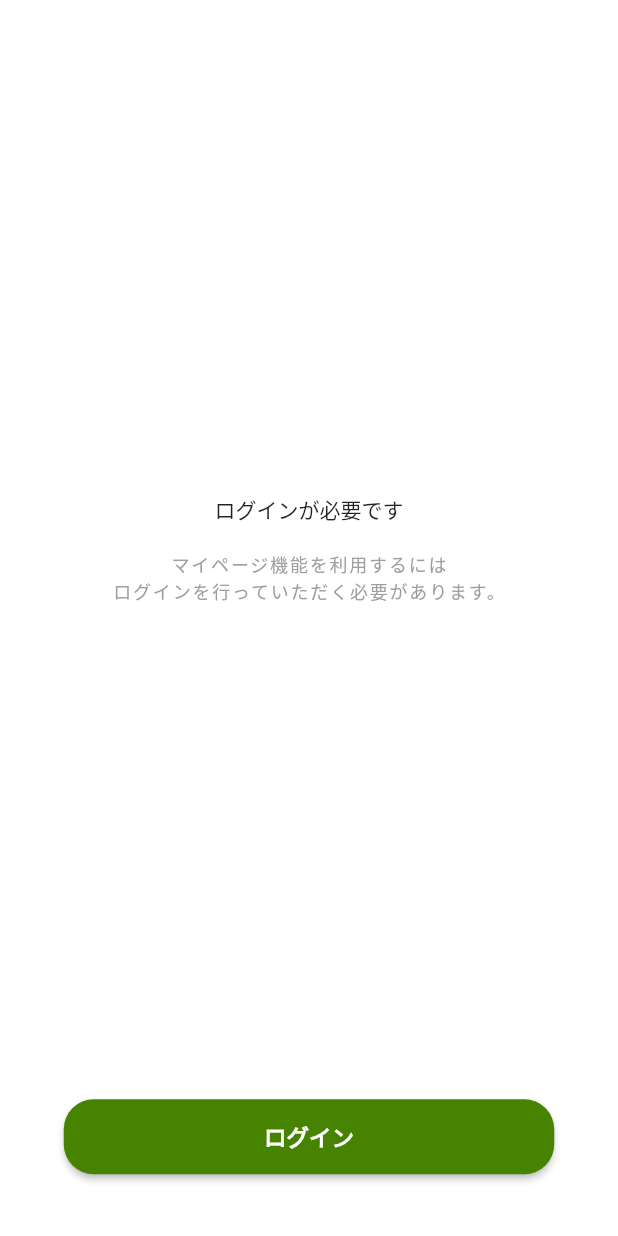
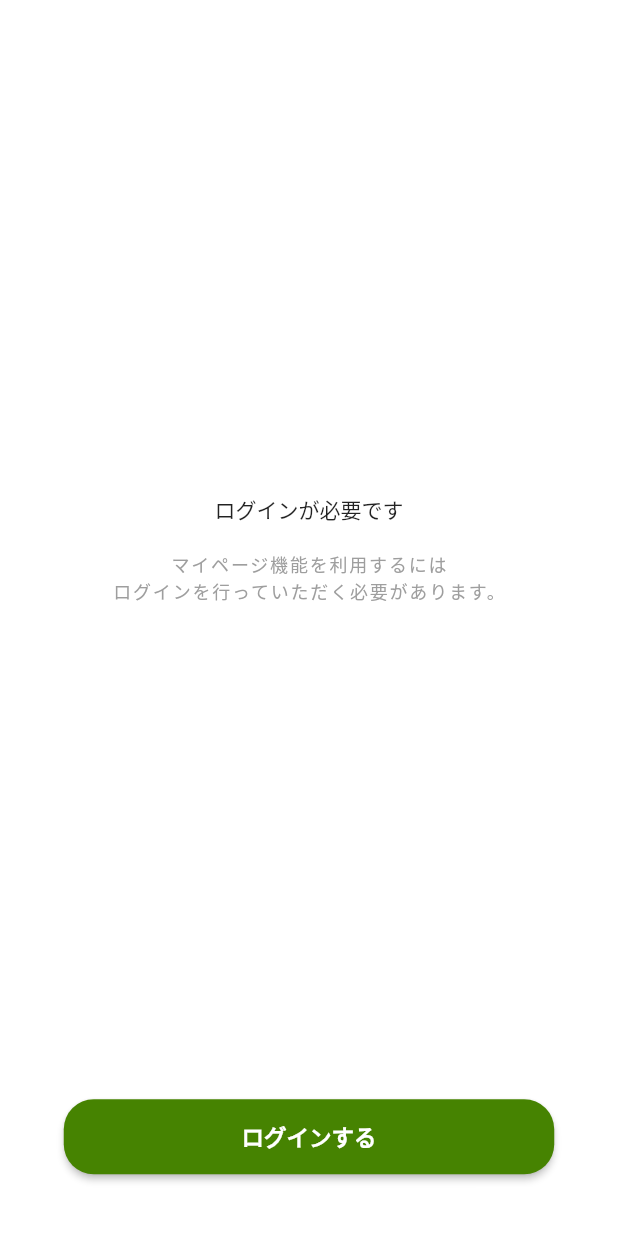
Before and after one commit to shinonome-inc/mobile_takahiro2_basic_flutter, a Flutter app: the NoLogin screen opened directly, on a phone screen of 412 x 824 dp. Run offline on Flutter 3.47's test engine with Material 2 defaults, Android fonts, the phone set to English and light mode, and no system bars; our stand-ins replace connectivity_plus, shared_preferences, webview_flutter; accounts and stored records are empty; Roboto replaces fonts that are missing (Noto Sans JP).

Commit message:
change_to_no_login_design

```diff
--- a/qiita_app/lib/components/elevated_button.dart
+++ b/qiita_app/lib/components/green_elevated_button.dart
@@ -2,7 +2,8 @@ import 'package:flutter/material.dart';
 
 class GreenElevatedButton extends StatelessWidget {
   final void Function()? onTap;
-  const GreenElevatedButton({Key? key,required this.onTap}) : super(key: key);
+  final String text;
+  const GreenElevatedButton({Key? key,required this.onTap,required this.text}) : super(key: key);
 
   @override
   Widget build(BuildContext context) {
@@ -18,9 +19,9 @@ class GreenElevatedButton extends StatelessWidget {
             borderRadius: BorderRadius.circular(20.0),
           ),
         ),
-        child: const Text(
-          '再度読み込みする',
-          style: TextStyle(
+        child: Text(
+          text,
+          style: const TextStyle(
             color: Colors.white,
             fontSize: 15,
             fontWeight: FontWeight.bold,
@@ -29,5 +30,4 @@ class GreenElevatedButton extends StatelessWidget {
       ),
     );
   }
-
 }
--- a/qiita_app/lib/components/network_error.dart
+++ b/qiita_app/lib/components/network_error.dart
@@ -1,5 +1,5 @@
 import 'package:flutter/material.dart';
-import 'package:qiita_app/components/elevated_button.dart';
+import 'package:qiita_app/components/green_elevated_button.dart';
 
 class NetworkError extends StatelessWidget {
   const NetworkError({Key? key,required this.onTapReload}) : super(key: key);
@@ -46,7 +46,7 @@ class NetworkError extends StatelessWidget {
             flex: 8,
             child: Container(),
           ),
-          GreenElevatedButton(onTap: onTapReload),
+          GreenElevatedButton(onTap: onTapReload,text: "再度読み込みをする"),
           Expanded(
             flex: 1,
             child: Container(),
--- a/qiita_app/lib/components/no_login.dart
+++ b/qiita_app/lib/components/no_login.dart
@@ -1,10 +1,10 @@
 import 'package:flutter/material.dart';
+import 'package:qiita_app/components/green_elevated_button.dart';
 import 'package:qiita_app/components/web_view.dart';
 import 'package:qiita_app/qiita_auth_key.dart';
 
 class NoLogin extends StatelessWidget {
   const NoLogin({Key? key}) : super(key: key);
-
   @override
   Widget build(BuildContext context) {
     return Scaffold(
@@ -45,12 +45,7 @@ class NoLogin extends StatelessWidget {
             flex: 8,
             child: Container(),
           ),
-      Container(
-        height: 50,
-        width: 327,
-        padding: const EdgeInsets.all(0.0),
-              child: ElevatedButton(
-                onPressed: () {
+          GreenElevatedButton(onTap:(){
             showModalBottomSheet<void>(
               context: context,
               useRootNavigator: true,
@@ -66,26 +61,7 @@ class NoLogin extends StatelessWidget {
                 );
               },
             );
-                },
-                style: ElevatedButton.styleFrom(
-                  foregroundColor: Colors.white,
-                  backgroundColor: const Color.fromRGBO(70, 131, 1, 1),
-                  padding:
-                      const EdgeInsets.symmetric(vertical: 14.0, horizontal: 130.0),
-                  shape: RoundedRectangleBorder(
-                    borderRadius: BorderRadius.circular(20.0),
-                  ),
-                ),
-                child: const Text(
-                  'ログイン',
-                  style: TextStyle(
-                    color: Colors.white,
-                    fontSize: 15,
-                    fontWeight: FontWeight.bold,
-                  ),
-                ),
-              ),
-            ),
+          }, text: 'ログインする',),
           Expanded(
             flex: 1,
             child: Container(),
--- a/qiita_app/lib/components/search_app_bar.dart
+++ b/qiita_app/lib/components/search_app_bar.dart
@@ -17,7 +17,7 @@ class SearchAppBar extends StatelessWidget implements PreferredSizeWidget {
       toolbarHeight: 96,
       elevation: 0.0,
       backgroundColor: Colors.white,
-      automaticallyImplyLeading: false,
+      automaticallyImplyLeading: fal
       title: const Text(
         'Feed',
         style: TextStyle(
```
Lines whose indentation alone changed are shown as unchanged.
